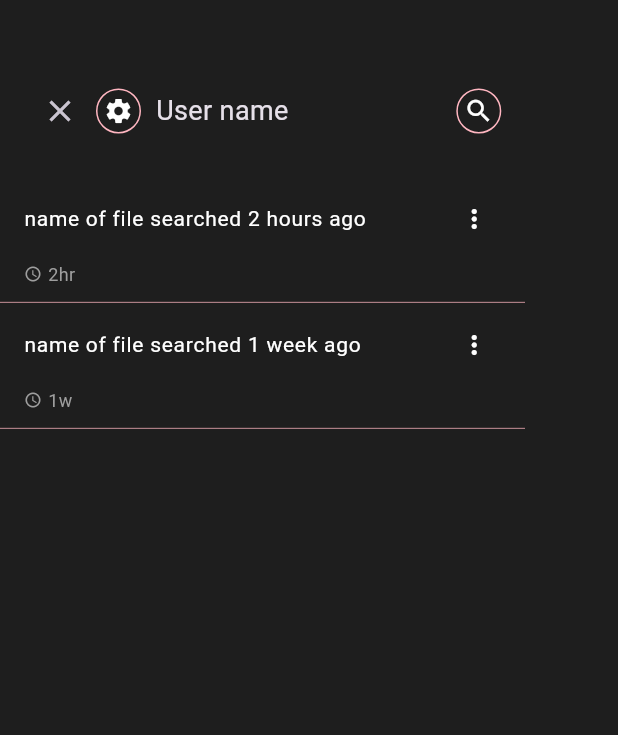
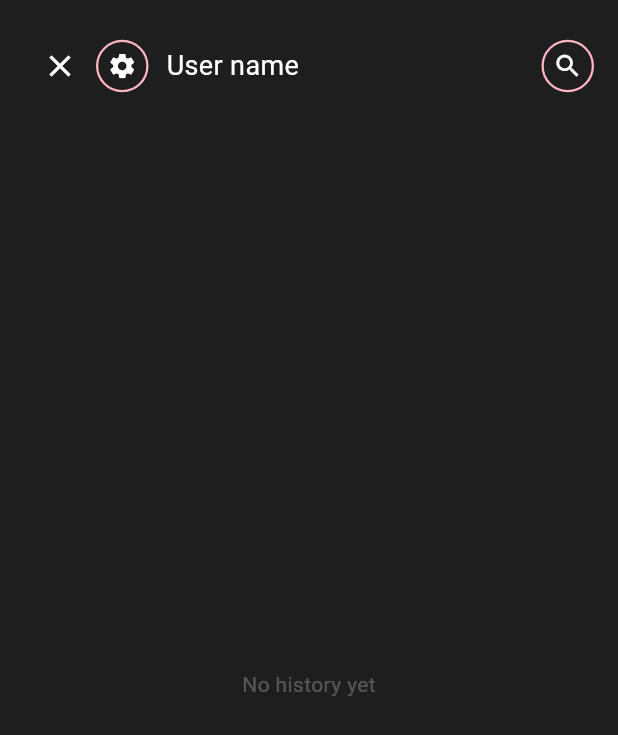
Before and after one commit to black-white-grey/fetch_ai, a Flutter app: the HistoryDrawer screen opened directly, on a phone screen of 412 x 824 dp. Shown: the top 735 px of the screen. Run offline on Flutter 3.47's test engine with Material 3 defaults, Android fonts, the phone set to English and light mode, and no system bars.

Commit message:
created history search screen

```diff
--- a/lib/main.dart
+++ b/lib/main.dart
@@ -1,5 +1,5 @@
 import 'package:flutter/material.dart';
-import 'screens/home_screen.dart'; // Ensure this path is correct
+import 'screens/home_screen.dart'; // Ensure this path is correct';
 
 void main() => runApp(const FetchAIApp());
 
--- a/lib/screens/history_drawer.dart
+++ b/lib/screens/history_drawer.dart
@@ -1,81 +1,77 @@
 import 'package:flutter/material.dart';
+import 'historysearch_screen.dart';
 
+// IMPORTANT: Name this class 'HistoryDrawer' to match your home_screen.dart
 class HistoryDrawer extends StatelessWidget {
   const HistoryDrawer({super.key});
 
   @override
   Widget build(BuildContext context) {
-    return Drawer(
-      width: MediaQuery.of(context).size.width * 0.85,
+    return Scaffold(
       backgroundColor: const Color(0xFF1E1E1E),
+      body: SafeArea(
         child: Column(
           children: [
-          const SizedBox(height: 50),
-          _buildHeader(context),
-          const SizedBox(height: 20),
-          Expanded(
-            child: ListView(
+            // Header Row
+            Padding(
+              padding: const EdgeInsets.symmetric(horizontal: 16, vertical: 20),
+              child: Row(
                 children: [
-                _historyTile("name of file searched 2 hours ago", "2hr"),
-                _historyTile("name of file searched 1 week ago", "1w"),
+                  IconButton(
+                    icon: const Icon(Icons.close, color: Colors.white),
+                    onPressed: () => Navigator.pop(context),
+                  ),
+                  _iconWithBorder(Icons.settings, () {
+                    // Navigate to settings_screen.dart later
+                  }),
+                  const SizedBox(width: 12),
+                  const Text(
+                    "User name",
+                    style: TextStyle(color: Colors.white, fontSize: 18),
+                  ),
+                  const Spacer(),
+                  _iconWithBorder(Icons.search, () {
+                    // Smooth Transition to History Search Screen
+                    Navigator.of(context).push(_createSearchRoute());
+                  }),
                 ],
+              ),
+            ),
+            const Expanded(
+              child: Center(
+                child: Text("No history yet", style: TextStyle(color: Colors.white24)),
               ),
             ),
           ],
         ),
-    );
-  }
-
-  Widget _buildHeader(BuildContext context) {
-    return Padding(
-      padding: const EdgeInsets.symmetric(horizontal: 16),
-      child: Row(
-        children: [
-          IconButton(
-            icon: const Icon(Icons.close),
-            onPressed: () => Navigator.pop(context),
-          ),
-          _iconWithBorder(Icons.settings),
-          const SizedBox(width: 10),
-          const Text("User name", style: TextStyle(fontSize: 18)),
-          const Spacer(),
-          _iconWithBorder(Icons.search),
-        ],
       ),
     );
   }
 
-  Widget _iconWithBorder(IconData icon) {
-    return Container(
-      padding: const EdgeInsets.all(4),
+  Widget _iconWithBorder(IconData icon, VoidCallback onTap) {
+    return GestureDetector(
+      onTap: onTap,
+      child: Container(
+        padding: const EdgeInsets.all(6),
         decoration: BoxDecoration(
           shape: BoxShape.circle,
-        border: Border.all(color: const Color(0xFFFFB6C1), width: 1),
+          border: Border.all(color: const Color(0xFFFFB6C1), width: 1.5),
         ),
         child: Icon(icon, size: 20, color: Colors.white),
+      ),
     );
   }
 
-  Widget _historyTile(String title, String time) {
-    return Column(
-      crossAxisAlignment: CrossAxisAlignment.start,
-      children: [
-        ListTile(
-          title: Text(title, style: const TextStyle(fontSize: 14, color: Colors.white)),
-          trailing: const Icon(Icons.more_vert, size: 20, color: Colors.white),
-        ),
-        Padding(
-          padding: const EdgeInsets.only(left: 16, bottom: 10),
-          child: Row(
-            children: [
-              const Icon(Icons.access_time, size: 12, color: Colors.grey),
-              const SizedBox(width: 4),
-              Text(time, style: const TextStyle(color: Colors.grey, fontSize: 12)),
-            ],
-          ),
-        ),
-        const Divider(color: Color(0xFFFFB6C1), thickness: 0.5, height: 1),
-      ],
+  Route _createSearchRoute() {
+    return PageRouteBuilder(
+      pageBuilder: (context, animation, secondaryAnimation) => const HistorySearchScreen(),
+      transitionsBuilder: (context, animation, secondaryAnimation, child) {
+        const begin = Offset(0.0, 1.0); // Slides up from bottom
+        const end = Offset.zero;
+        const curve = Curves.easeOutQuart;
+        var tween = Tween(begin: begin, end: end).chain(CurveTween(curve: curve));
+        return SlideTransition(position: animation.drive(tween), child: child);
+      },
     );
   }
 }
```
Also changed, not shown: lib/screens/historysearch_screen.dart (+61 -0 lines). Lines whose indentation alone changed are shown as unchanged.
